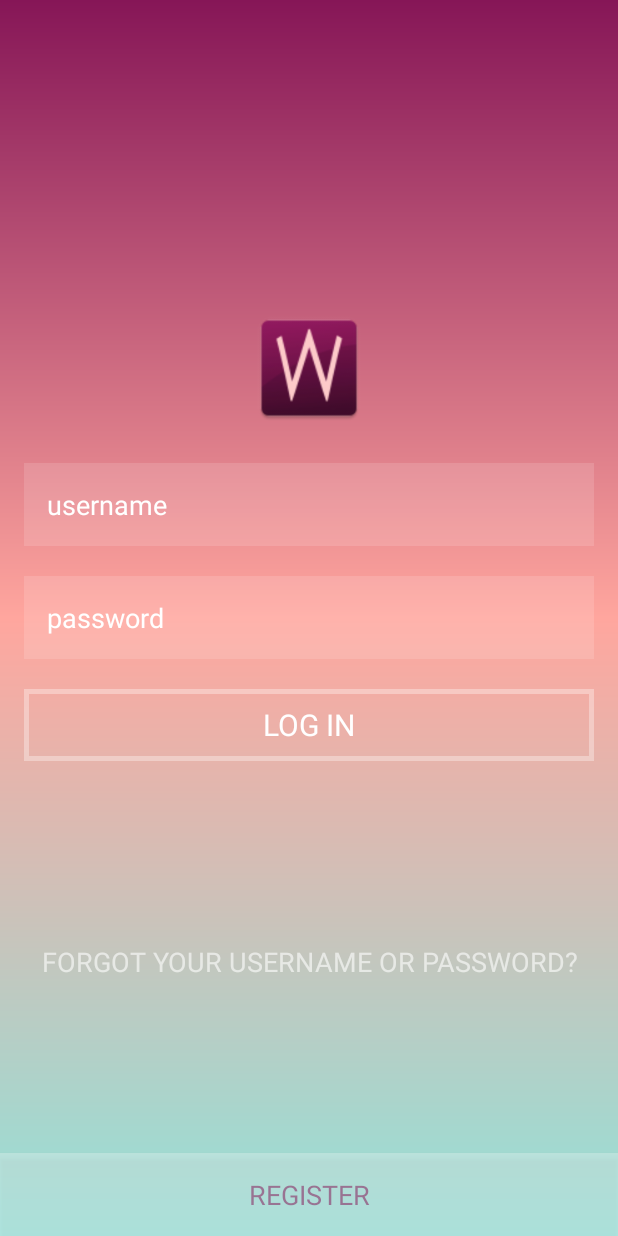
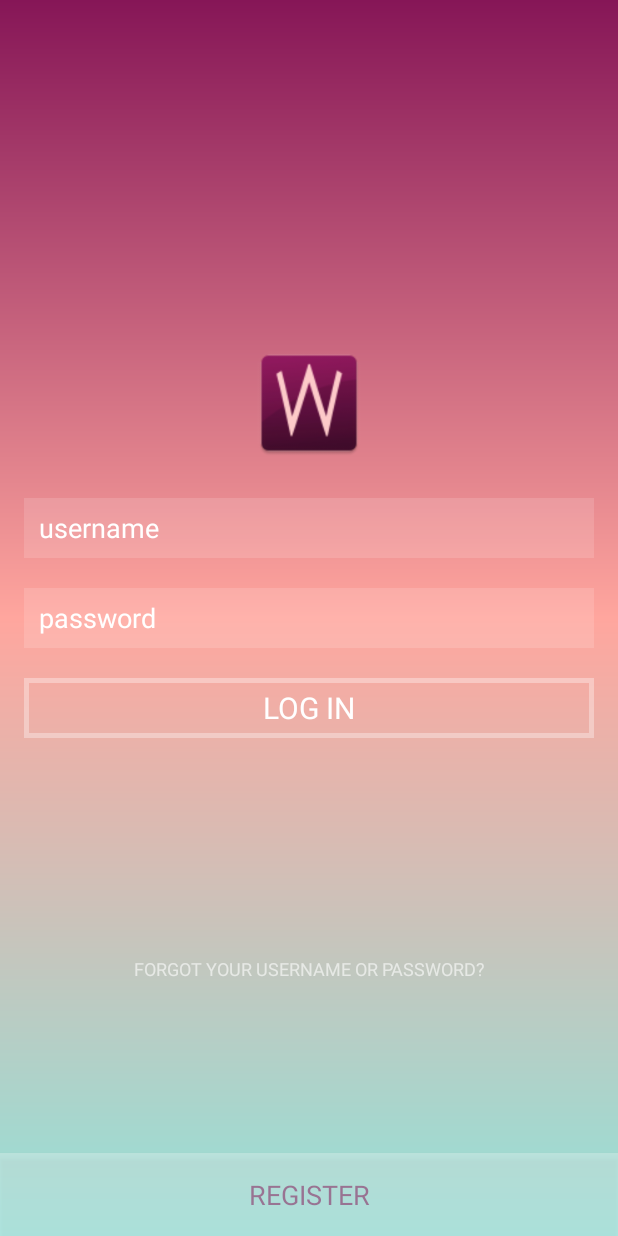
Before and after one commit to gabriellathoren/Wanderlust, an Android app: the screen it shows after launch (MainActivity), on a phone screen of 412 x 824 dp. Run offline under Robolectric (Android 15) with nearby library versions, the phone set to English and light mode, and no system bars.

Commit message:
Activity change

```diff
--- a/app/src/main/AndroidManifest.xml
+++ b/app/src/main/AndroidManifest.xml
@@ -15,6 +15,7 @@
                 <category android:name="android.intent.category.LAUNCHER" />
             </intent-filter>
         </activity>
+        <activity android:name=".StartPage" />
     </application>
 
 </manifest>
--- a/app/src/main/java/com/example/gabriella/wanderlust/MainActivity.java
+++ b/app/src/main/java/com/example/gabriella/wanderlust/MainActivity.java
@@ -35,7 +35,7 @@ public class MainActivity extends AppCompatActivity {
     /* Method for log in and show new activity */
     public void logIn(View view) {
         Intent intent = new Intent(this, StartPage.class);
+        startActivity(intent);
     }
 
-
 }
--- a/app/src/main/java/com/example/gabriella/wanderlust/StartPage.java
+++ b/app/src/main/java/com/example/gabriella/wanderlust/StartPage.java
@@ -19,6 +19,7 @@ import android.view.View;
 import android.view.ViewGroup;
 import android.widget.Button;
 import android.widget.GridView;
+import android.widget.ImageView;
 import android.widget.TextView;
 import android.app.ListActivity;
 import android.os.Bundle;
@@ -49,10 +50,10 @@ public class StartPage extends AppCompatActivity {
 
         /* Adds toolbar to activity */
         Toolbar toolbar = (Toolbar) findViewById(R.id.toolbar);
-        TextView mTitle = (TextView) toolbar.findViewById(R.id.toolbar_title);
+        ImageView mTitle = (ImageView) toolbar.findViewById(R.id.toolbar_title);
 
         /* Adds list to activity */
-        this.lAct.setListAdapter(new ArrayAdapter<String>(this, R.layout.travel_list,R.id.Itemname,itemname));
+        this.lAct.setListAdapter(new ArrayAdapter<String>(this, R.layout.travel_list, R.id.Itemname, itemname));
     }
 
 }
--- a/app/src/main/res/layout/activity_main.xml
+++ b/app/src/main/res/layout/activity_main.xml
@@ -15,8 +15,7 @@
 
         android:layout_width="match_parent"
         android:layout_height="match_parent"
-        android:layout_centerVertical="true"
-        android:layout_alignEnd="@+id/relativeLayout">
+        android:layout_centerVertical="true">
 
         <ImageView
             android:id="@+id/imageView"
@@ -34,12 +33,13 @@
             android:id="@+id/usernameID"
             android:labelFor="@+id/usernameID"
             android:layout_width="match_parent"
-            android:layout_height="wrap_content"
+            android:layout_height="40dp"
             android:ellipsize="start"
             android:hint="@string/login_username_text"
             android:inputType="textEmailAddress"
             android:background="@drawable/login_textfield_shape"
-            android:padding="15dp"
+            android:paddingLeft="10dp"
+            android:paddingRight="10dp"
             android:textColor="@android:color/white"
             android:typeface="normal"
             android:focusable="true"
@@ -54,12 +54,13 @@
             android:id="@+id/passwordID"
             android:labelFor="@+id/passwordID"
             android:layout_width="match_parent"
-            android:layout_height="wrap_content"
+            android:layout_height="40dp"
+            android:paddingLeft="10dp"
+            android:paddingRight="10dp"
             android:ellipsize="start"
             android:hint="@string/login_password_text"
             android:inputType="textPassword"
             android:background="@drawable/login_textfield_shape"
-            android:padding="15dp"
             android:textColor="@android:color/black"
             android:typeface="normal"
             android:focusable="true"
@@ -72,26 +73,25 @@
         <Button
             android:id="@+id/login_button"
             android:layout_width="fill_parent"
-            android:layout_height="wrap_content"
+            android:layout_height="40dp"
             android:text="@string/login_button_text"
             android:layout_marginTop="20dp"
             android:fontFamily="Times New Roman"
             android:textSize="20sp"
-            android:padding="10dp"
+            android:padding="5dp"
             android:layout_below="@+id/passwordID"
             android:layout_alignParentStart="true"
             android:background="@drawable/login_button"
             android:textColor="@android:color/white"
-            android:onClick="login"/>
+            android:onClick="logIn"/>
 
     </RelativeLayout>
 
     <RelativeLayout
         android:layout_width="match_parent"
         android:layout_height="match_parent"
-        android:layout_alignParentBottom="true"
-        android:layout_alignParentStart="true"
-        android:id="@+id/relativeLayout">
+        android:layout_alignTop="@+id/forgotLogin"
+        android:layout_alignParentStart="true">
 
         <Button
             android:id="@+id/registerButton"
@@ -115,12 +115,12 @@
             android:layout_height="wrap_content"
             android:text="@string/login_forgot_password_text"
             android:textColor="@color/transparent_white99"
-            android:textSize="18sp"
+            android:textSize="12sp"
             android:background="@null"
             android:fontFamily="Times New Roman"
-            android:layout_marginBottom="103dp"
-            android:layout_above="@+id/registerButton"
-            android:layout_alignParentStart="true" />
+            android:layout_marginBottom="154dp"
+            android:layout_alignParentBottom="true"
+            android:layout_alignStart="@+id/registerButton" />
     </RelativeLayout>
 
 
```
